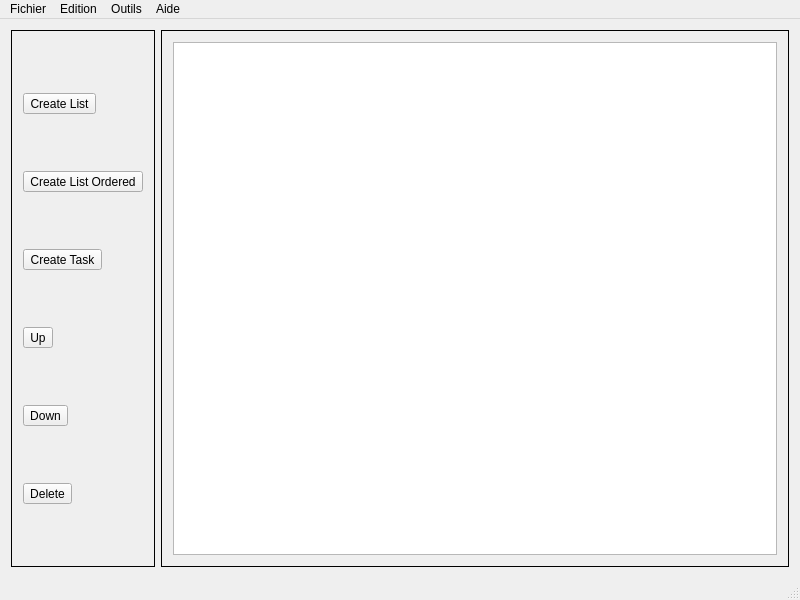
The window that UI/mainwindow.ui (guiguilalane/Taskinator) describes before a commit, drawn with Qt 5.
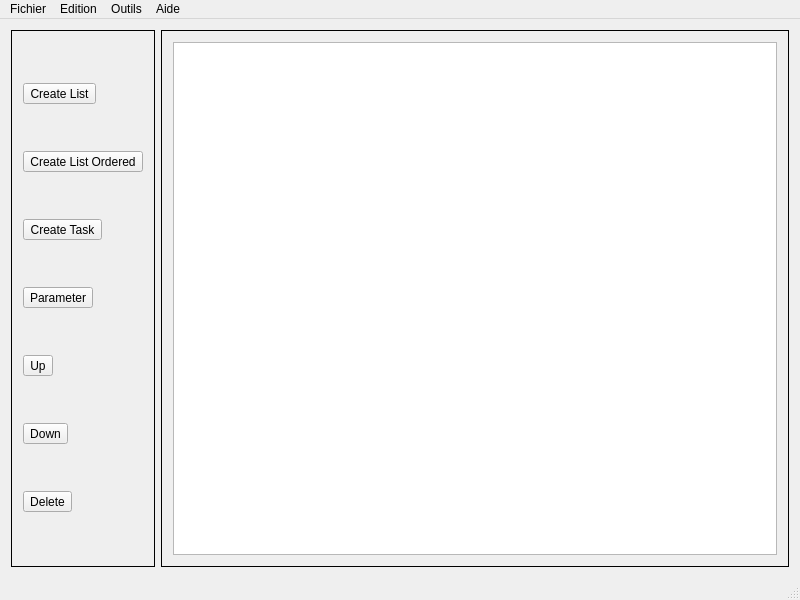
The same window after the commit. Icons and pictures are not drawn.

Commit message: Add the newList dialog

Patch:
```diff
--- a/UI/mainwindow.ui
+++ b/UI/mainwindow.ui
@@ -88,6 +88,23 @@
          </property>
         </widget>
        </item>
+       <item>
+        <widget class="QToolButton" name="toolButton_7">
+         <property name="text">
+          <string>Parameter</string>
+         </property>
+         <property name="icon">
+          <iconset resource="../Resources.qrc">
+           <normaloff>:/Pictures/gnome-system.png</normaloff>:/Pictures/gnome-system.png</iconset>
+         </property>
+         <property name="iconSize">
+          <size>
+           <width>40</width>
+           <height>40</height>
+          </size>
+         </property>
+        </widget>
+       </item>
        <item>
         <widget class="QToolButton" name="toolButton_4">
          <property name="text">
```
Left out of the diff: 11 changed lines with no effect on the pictures. The commit also changes 6 other files.
